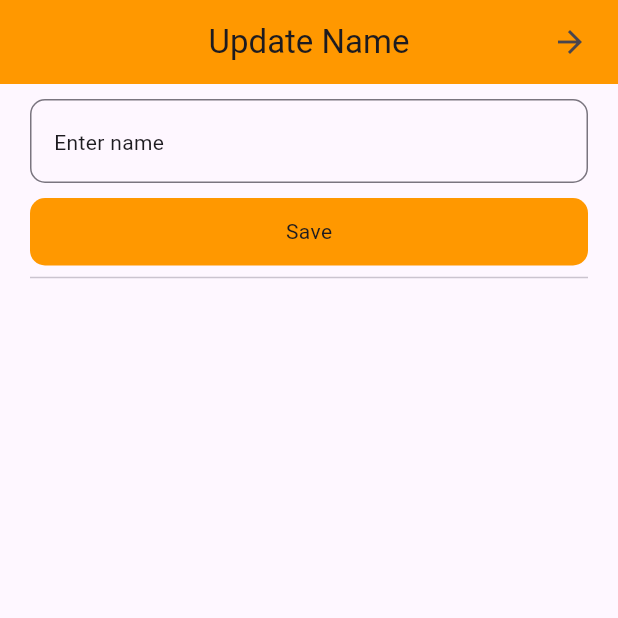
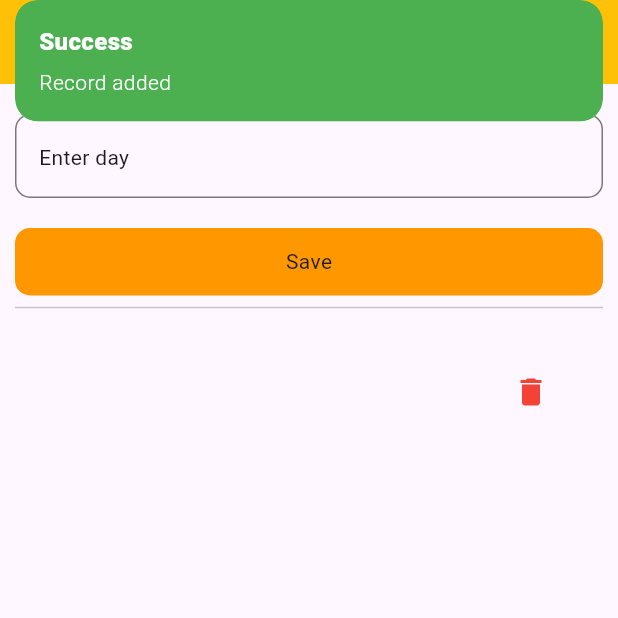
Before and after one commit to Malik399758/Getx-project, a Flutter app: the screen it shows after launch, after a tap on "Save", on a phone screen of 412 x 824 dp, the top half of it. Run offline on Flutter 3.47's test engine with Material 3 defaults, Android fonts, the phone set to English and light mode, and no system bars; our stand-ins replace get.

Commit message:
todo using getx.

```diff
--- /dev/null
+++ b/lib/controller/todo_controller.dart
@@ -0,0 +1,16 @@
+
+import 'package:flutter/cupertino.dart';
+import 'package:get/get.dart';
+
+class TodoController extends GetxController{
+  var todoList = <String>[].obs;
+  final todoController = TextEditingController();
+
+  void add(String todo){
+    todoList.add(todo);
+  }
+
+  void remove(int ind){
+    todoList.removeAt(ind);
+  }
+}
--- a/lib/main.dart
+++ b/lib/main.dart
@@ -2,16 +2,14 @@ import 'package:flutter/material.dart';
 import 'package:get/get.dart';
 import 'package:get/get_core/src/get_main.dart';
 import 'package:get/get_navigation/src/root/get_material_app.dart';
+import 'package:getx_project/controller/todo_controller.dart';
 import 'package:getx_project/controller/user_name_controller.dart';
-import 'package:getx_project/routes/app_routes.dart';
-import 'package:getx_project/views/screens/get_un_named_routes/un_named_main_screen.dart';
-import 'package:getx_project/views/screens/reactive_state/name_controller.dart';
-import 'package:getx_project/views/screens/reactive_state/reactive_ui_screen.dart';
-import 'package:getx_project/views/screens/reactive_state/update_name.dart';
+import 'package:getx_project/views/screens/reactive_state/days_screen.dart';
 
 void main() {
   //Get.put(NameController());
-  Get.put(UserNameController());
+  Get.lazyPut(() => UserNameController());
+  Get.put(TodoController());
   runApp(const MyApp());
 }
 
@@ -28,7 +26,8 @@ class MyApp extends StatelessWidget {
       theme: ThemeData(
         colorScheme: ColorScheme.fromSeed(seedColor: Colors.deepPurple),
       ),
-      home: UpdateName()
+      home: DaysScreen()
+      //UpdateName()
       //ReactiveUiScreen(),
     );
   }
--- /dev/null
+++ b/lib/views/screens/reactive_state/days_screen.dart
@@ -0,0 +1,79 @@
+import 'package:flutter/material.dart';
+import 'package:get/get.dart';
+import 'package:get/get_core/src/get_main.dart';
+import 'package:getx_project/controller/todo_controller.dart';
+
+class DaysScreen extends StatefulWidget {
+  const DaysScreen({super.key});
+
+  @override
+  State<DaysScreen> createState() => _DaysScreenState();
+}
+
+class _DaysScreenState extends State<DaysScreen> {
+  final controller = Get.find<TodoController>();
+  @override
+  Widget build(BuildContext context) {
+    return Scaffold(
+      appBar: AppBar(
+        title: Text('Days'),
+        centerTitle: true,
+        backgroundColor: Colors.amber,
+      ),
+      body: Padding(
+        padding: const EdgeInsets.symmetric(horizontal: 10),
+        child: Column(
+          children: [
+            SizedBox(height: 20,),
+            TextFormField(
+              controller: controller.todoController,
+              decoration: InputDecoration(
+                hint: Text('Enter day'),
+                border: OutlineInputBorder(
+                  borderRadius: BorderRadius.circular(10)
+                )
+              ),
+            ),
+            SizedBox(height: 20,),
+            GestureDetector(
+              onTap: (){
+                controller.add(controller.todoController.text);
+                Get.snackbar('Success', 'Record added',duration: Duration(seconds: 2),backgroundColor: Colors.green,colorText: Colors.white);
+                controller.todoController.clear();
+              },
+              child: Container(
+                width: double.infinity,
+                height: 45,
+                decoration: BoxDecoration(
+                    color: Colors.orange,
+                    borderRadius: BorderRadius.circular(10)
+                ),
+                child: Center(child: Text('Save')),
+              ),
+            ),
+            Divider(),
+            SizedBox(height: 20,),
+            Expanded(
+              child: Obx( () =>
+                    ListView.builder(
+                    itemCount: controller.todoList.length,
+                    itemBuilder: (context,index){
+                    return ListTile(
+                    title: Text(controller.todoList[index],
+                    ),
+                      trailing: IconButton(onPressed: (){
+                        controller.remove(index);
+                        Get.snackbar('Success', 'Record deleted',duration: Duration(seconds: 2),backgroundColor: Colors.green,colorText: Colors.white);
+                      }, icon: Icon(Icons.delete,color: Colors.red,)),
+                  );
+                }),
+              ),
+            )
+
+
+          ],
+        ),
+      ),
+    );
+  }
+}
```
